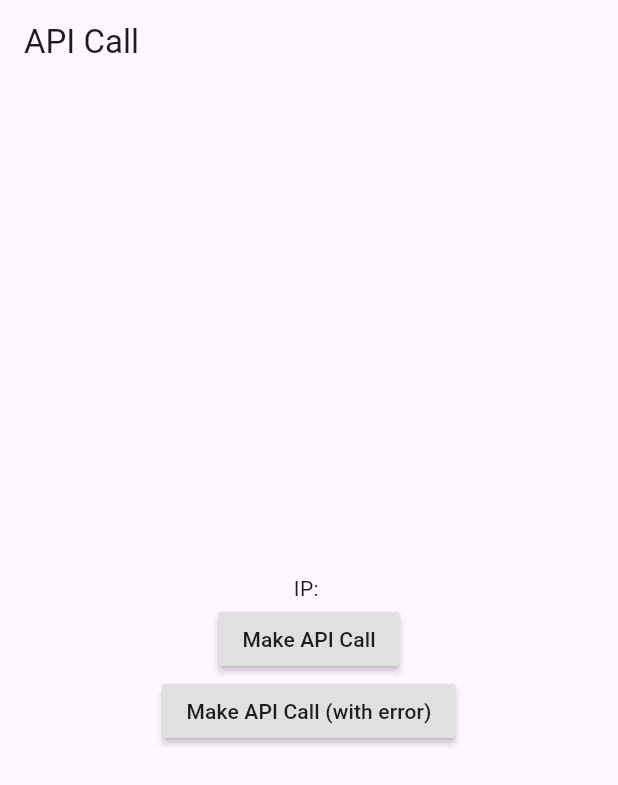
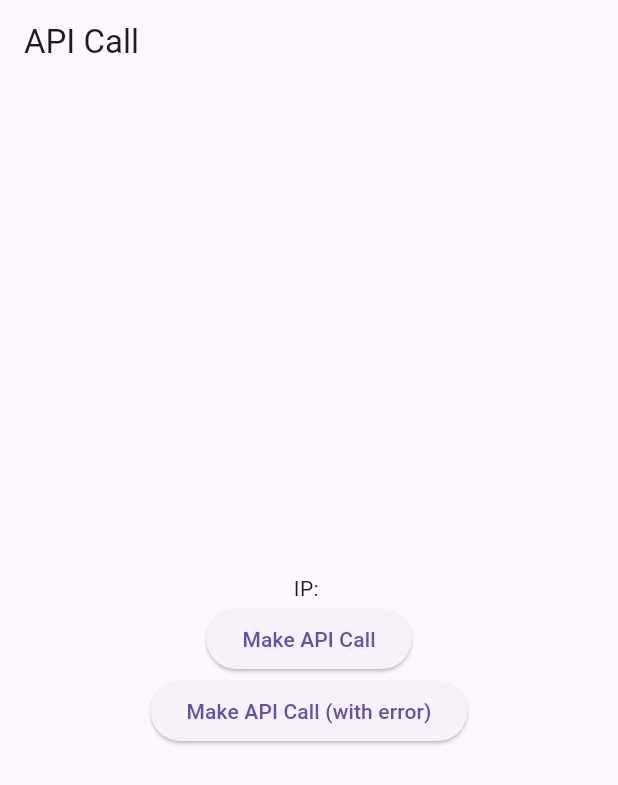
Before and after one commit to ajinasokan/store_keeper, a Flutter app: the APICallExample screen opened directly, on a phone screen of 412 x 824 dp. Shown: the top 785 px of the screen. Run offline on Flutter 3.47's test engine with Material 3 defaults, Android fonts, the phone set to English and light mode, and no system bars.

Commit message:
fix: deprecations

```diff
--- a/example/lib/screens/apicall.dart
+++ b/example/lib/screens/apicall.dart
@@ -59,7 +59,7 @@ class APICallExample extends StatelessWidget {
   void onFetchIP(BuildContext ctx, Mutation mut) {
     final err = (mut as FetchIP).err;
     if (err.isNotEmpty) {
-      Scaffold.of(ctx).showSnackBar(
+      ScaffoldMessenger.of(ctx).showSnackBar(
         SnackBar(content: Text(err)),
       );
     }
@@ -94,13 +94,13 @@ class APICallExample extends StatelessWidget {
             mainAxisSize: MainAxisSize.min,
             children: <Widget>[
               Text("IP: ${store.ip}"),
-              RaisedButton(
+              ElevatedButton(
                 child: Text("Make API Call"),
                 onPressed: () {
                   FetchIP();
                 },
               ),
-              RaisedButton(
+              ElevatedButton(
                 child: Text("Make API Call (with error)"),
                 onPressed: () {
                   FetchIP(forceError: true);
--- a/example/lib/screens/callbacks.dart
+++ b/example/lib/screens/callbacks.dart
@@ -19,13 +19,13 @@ class CallbackExample extends StatelessWidget {
         mutations: {
           CallmeBack: (ctx, mut) {
             final message = (mut as CallmeBack).message;
-            Scaffold.of(ctx).showSnackBar(
+            ScaffoldMessenger.of(ctx).showSnackBar(
               SnackBar(content: Text(message)),
             );
           }
         },
         child: Center(
-          child: RaisedButton(
+          child: ElevatedButton(
             child: Text("Execute mutation"),
             onPressed: () {
               CallmeBack();
--- a/example/lib/screens/counter.dart
+++ b/example/lib/screens/counter.dart
@@ -37,19 +37,19 @@ class CounterExample extends StatelessWidget {
         child: Column(
           children: <Widget>[
             Text("Count: ${store.count}"),
-            RaisedButton(
+            ElevatedButton(
               child: Text("Increment"),
               onPressed: () {
                 Increment();
               },
             ),
-            RaisedButton(
+            ElevatedButton(
               child: Text("Multiply"),
               onPressed: () {
                 Multiply(by: 2);
               },
             ),
-            RaisedButton(
+            ElevatedButton(
               child: Text("Reset"),
               onPressed: () {
                 Reset();
--- a/example/lib/screens/navigation.dart
+++ b/example/lib/screens/navigation.dart
@@ -16,7 +16,7 @@ class NavigationExample extends StatelessWidget {
       body: NotifyOn(
         mutations: {
           DismissMe: (ctx, mut) async {
-            Scaffold.of(ctx).showSnackBar(
+            ScaffoldMessenger.of(ctx).showSnackBar(
               SnackBar(
                   content: Text("This screen will be closed in 2 seconds")),
             );
@@ -25,7 +25,7 @@ class NavigationExample extends StatelessWidget {
           }
         },
         child: Center(
-          child: RaisedButton(
+          child: ElevatedButton(
             child: Text("Execute mutation"),
             onPressed: () {
               DismissMe();
--- a/example/lib/screens/persist.dart
+++ b/example/lib/screens/persist.dart
@@ -41,19 +41,19 @@ class PersistExample extends StatelessWidget {
         child: Column(
           children: <Widget>[
             Text("Count: ${store.count}"),
-            RaisedButton(
+            ElevatedButton(
               child: Text("Increment"),
               onPressed: () {
                 Increment();
               },
             ),
-            RaisedButton(
+            ElevatedButton(
               child: Text("Load"),
               onPressed: () {
                 Load();
               },
             ),
-            RaisedButton(
+            ElevatedButton(
               child: Text("Save"),
               onPressed: () {
                 Save();
--- a/example/lib/screens/ratelimit.dart
+++ b/example/lib/screens/ratelimit.dart
@@ -45,7 +45,7 @@ class RateLimiterExample extends StatelessWidget {
           mainAxisSize: MainAxisSize.min,
           children: <Widget>[
             Text("Count: ${store.count}"),
-            RaisedButton(
+            ElevatedButton(
               child: Text("Increment"),
               onPressed: () => Increment(),
             ),
```
